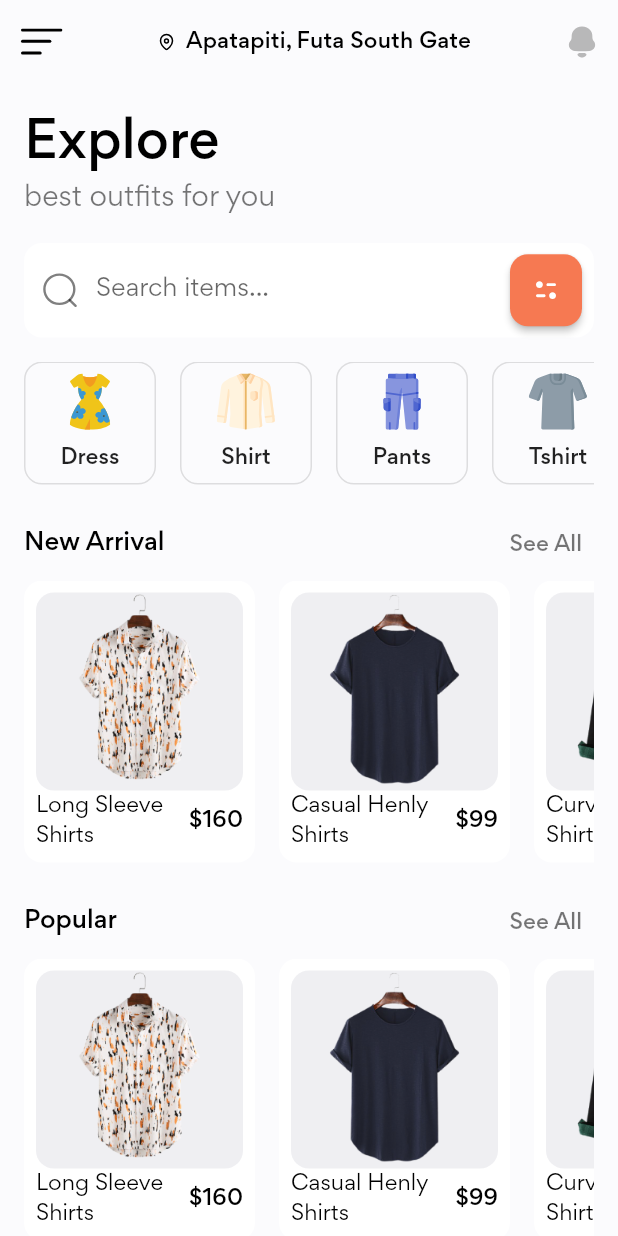
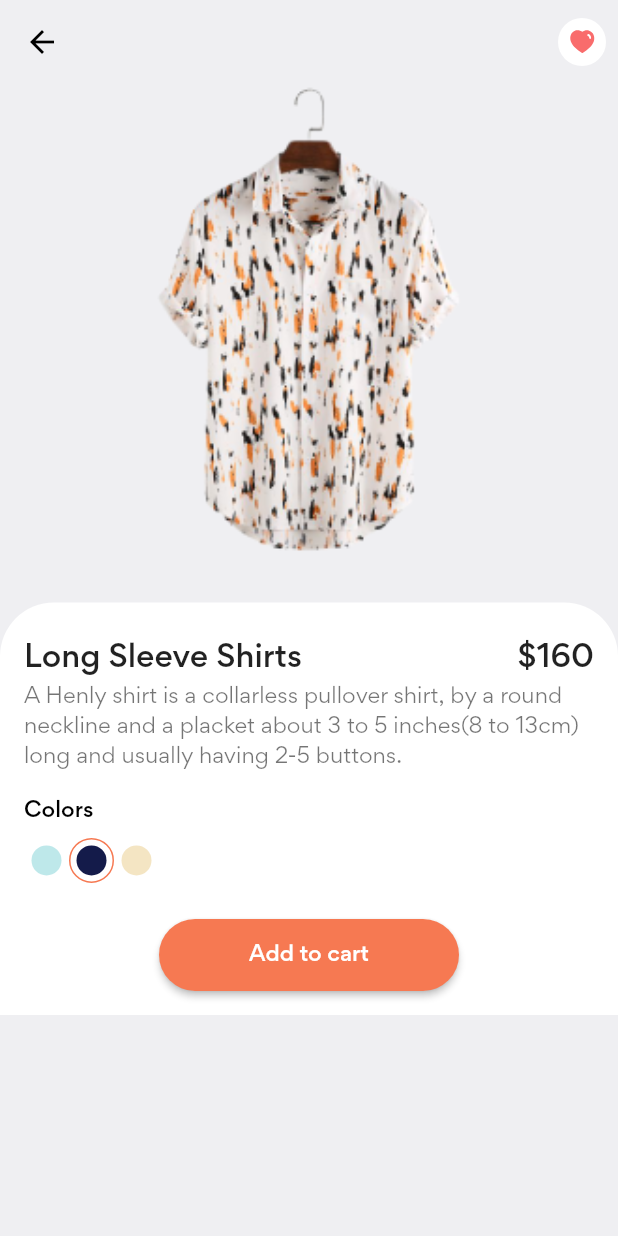
Before and after one commit to John-soft/https---github.com-John-soft-shop_ui, a Flutter app: the screen it shows after launch, after a tap on "Long Sleeve Shirts", on a phone screen of 412 x 824 dp. Run offline on Flutter 3.47's test engine with Material 2 defaults, Android fonts, the phone set to English and light mode, and no system bars; our stand-ins replace flutter_svg.

Commit message:
completed the ui

```diff
--- a/lib/components/new_arrival.dart
+++ b/lib/components/new_arrival.dart
@@ -2,6 +2,7 @@ import 'package:flutter/material.dart';
 import 'package:shop_ui/components/product_card.dart';
 import 'package:shop_ui/components/selection_tile.dart';
 import 'package:shop_ui/constants.dart';
+import 'package:shop_ui/screens/details/details_screen.dart';
 
 import '../model/products.dart';
 
@@ -32,7 +33,14 @@ class NewArrival extends StatelessWidget {
                         title: demo_product[index].title,
                         bgColor: demo_product[index].bgColor,
                         price: demo_product[index].price,
-                        press: () {},
+                        press: () {
+                          Navigator.push(context,
+                              MaterialPageRoute(builder: (context) {
+                            return DetailsScreen(
+                              product: demo_product[index],
+                            );
+                          }));
+                        },
                       ),
                     )),
           ),
--- /dev/null
+++ b/lib/screens/details/details_screen.dart
@@ -0,0 +1,171 @@
+import 'package:flutter/material.dart';
+import 'package:flutter_svg/flutter_svg.dart';
+import 'package:shop_ui/constants.dart';
+import 'package:shop_ui/model/products.dart';
+
+class DetailsScreen extends StatelessWidget {
+  const DetailsScreen({Key? key, required this.product}) : super(key: key);
+
+  final Product product;
+
+  @override
+  Widget build(BuildContext context) {
+    return Scaffold(
+      backgroundColor: product.bgColor,
+      appBar: AppBar(
+        backgroundColor: Colors.transparent,
+        elevation: 0.0,
+        leading: const BackButton(
+          color: Colors.black,
+        ),
+        actions: [
+          IconButton(
+            onPressed: () {},
+            icon: CircleAvatar(
+              backgroundColor: Colors.white,
+              child: SvgPicture.asset(
+                'assets/icons/Heart.svg',
+                height: 20,
+              ),
+            ),
+          ),
+        ],
+      ),
+      body: Column(
+        children: [
+          Image.asset(
+            product.image,
+            height: MediaQuery.of(context).size.height * 0.4,
+            fit: BoxFit.cover,
+          ),
+          const SizedBox(
+            height: defaultPadding,
+          ),
+          Expanded(
+            child: SingleChildScrollView(
+              child: Container(
+                padding: const EdgeInsets.fromLTRB(
+                  defaultPadding,
+                  defaultPadding * 1.5,
+                  defaultPadding,
+                  defaultPadding,
+                ),
+                decoration: const BoxDecoration(
+                    color: Colors.white,
+                    borderRadius: BorderRadius.only(
+                      topLeft: Radius.circular(defaultBorderRadius * 3),
+                      topRight: Radius.circular(defaultBorderRadius * 3),
+                    )),
+                child: SingleChildScrollView(
+                  child: Column(
+                    crossAxisAlignment: CrossAxisAlignment.start,
+                    children: [
+                      Row(
+                        mainAxisAlignment: MainAxisAlignment.spaceBetween,
+                        children: [
+                          Expanded(
+                            child: Text(
+                              product.title,
+                              style: Theme.of(context).textTheme.headline6,
+                            ),
+                          ),
+                          Text(
+                            "\$" + product.price.toString(),
+                            style: Theme.of(context).textTheme.headline6,
+                          )
+                        ],
+                      ),
+                      const Text(
+                        'A Henly shirt is a collarless pullover shirt, by a round neckline and a placket about 3 to 5 inches(8 to 13cm) long and usually having 2-5 buttons.',
+                      ),
+                      const Padding(
+                          padding: EdgeInsets.only(top: defaultPadding)),
+                      const Text(
+                        'Colors',
+                        style: TextStyle(
+                          color: Colors.black,
+                          fontWeight: FontWeight.w500,
+                        ),
+                      ),
+                      const SizedBox(
+                        height: defaultPadding / 2,
+                      ),
+                      Row(
+                        children: [
+                          ColorDot(
+                            color: const Color(0XFFBEE8EA),
+                            isActive: false,
+                            press: () {},
+                          ),
+                          ColorDot(
+                            color: const Color(0XFF141B4A),
+                            isActive: true,
+                            press: () {},
+                          ),
+                          ColorDot(
+                            color: const Color(0XFFF4E5C3),
+                            isActive: false,
+                            press: () {},
+                          ),
+                        ],
+                      ),
+                      const SizedBox(
+                        height: defaultPadding * 1.5,
+                      ),
+                      Center(
+                        child: SizedBox(
+                          height: 48,
+                          width: 200,
+                          child: ElevatedButton(
+                            onPressed: () {},
+                            style: ElevatedButton.styleFrom(
+                              primary: primaryColor,
+                              shape: const StadiumBorder(),
+                            ),
+                            child: Text('Add to cart'),
+                          ),
+                        ),
+                      ),
+                    ],
+                  ),
+                ),
+              ),
+            ),
+          )
+        ],
+      ),
+    );
+  }
+}
+
+class ColorDot extends StatelessWidget {
+  const ColorDot({
+    Key? key,
+    required this.color,
+    required this.isActive,
+    required this.press,
+  }) : super(key: key);
+
+  final Color color;
+  final bool isActive;
+  final VoidCallback press;
+
+  @override
+  Widget build(BuildContext context) {
+    return GestureDetector(
+      onTap: press,
+      child: Container(
+        padding: const EdgeInsets.all(defaultPadding / 4),
+        decoration: BoxDecoration(
+            border: Border.all(
+              color: isActive ? primaryColor : Colors.transparent,
+            ),
+            shape: BoxShape.circle),
+        child: CircleAvatar(
+          radius: 10,
+          backgroundColor: color,
+        ),
+      ),
+    );
+  }
+}
```
